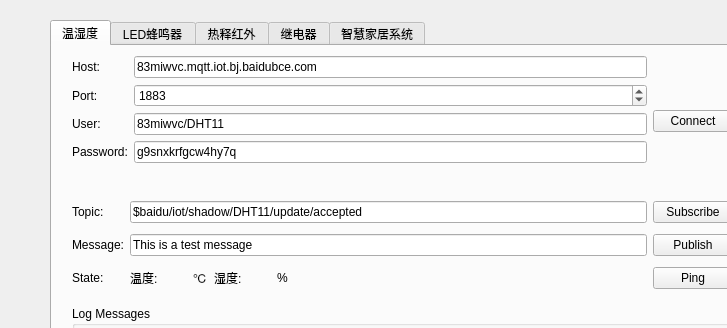
The window that SmartHome/smarthome.ui (qq936859639/test2) describes before a commit, drawn with Qt 5; both pictures show x 0 to 727 and y 0 to 328 of the 1024 by 553 pixel window.
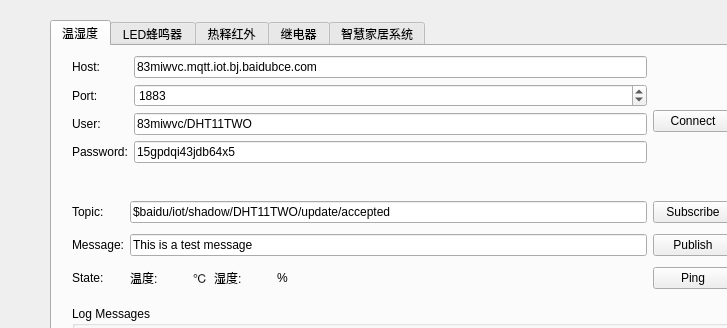
The same window after the commit. The open tabs and pages were chosen to show the change. Icons and pictures are not drawn.

Commit message: 20220719cjfv1.9_v1.14_lidar_AICar2_di2tai

```diff
--- a/SmartHome/smarthome.ui
+++ b/SmartHome/smarthome.ui
@@ -48,7 +48,7 @@
       <item row="0" column="1">
        <widget class="QLineEdit" name="topic_DHT11_data">
         <property name="text">
-         <string>$baidu/iot/shadow/DHT11/update/accepted</string>
+         <string>$baidu/iot/shadow/DHT11TWO/update/accepted</string>
         </property>
        </widget>
       </item>
@@ -233,7 +233,7 @@
         <item row="2" column="1">
          <widget class="QLineEdit" name="user_DHT11_data">
           <property name="text">
-           <string>83miwvc/DHT11</string>
+           <string>83miwvc/DHT11TWO</string>
           </property>
          </widget>
         </item>
@@ -247,7 +247,7 @@
         <item row="3" column="1">
          <widget class="QLineEdit" name="password_DHT11_data">
           <property name="text">
-           <string>g9snxkrfgcw4hy7q</string>
+           <string>15gpdqi43jdb64x5</string>
           </property>
          </widget>
         </item>
```
Left out of the diff: 18 changed lines with no effect on the pictures. The commit also changes 1 other file.
